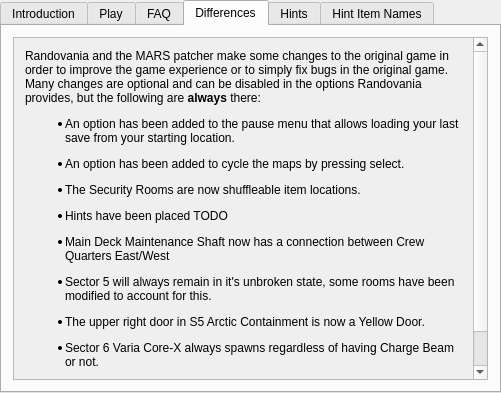
Above: randovania/gui/ui_files/games_tab_fusion_widget.ui from randovania/randovania before the change. Below: the same form after it.
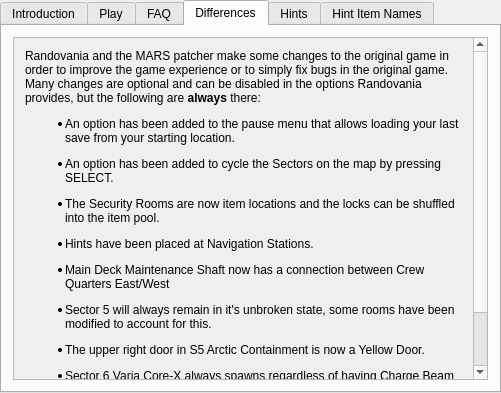
That is the form after the change. The open tabs and pages were chosen to show the change. Custom widgets are drawn as their Qt base class.

```diff
--- a/randovania/gui/ui_files/games_tab_fusion_widget.ui
+++ b/randovania/gui/ui_files/games_tab_fusion_widget.ui
@@ -133,14 +133,14 @@
          <x>0</x>
          <y>0</y>
          <width>463</width>
-         <height>414</height>
+         <height>446</height>
         </rect>
        </property>
        <layout class="QVBoxLayout" name="verticalLayout">
         <item>
          <widget class="QLabel" name="differences_label">
           <property name="text">
-           <string>&lt;html&gt;&lt;head/&gt;&lt;body&gt;&lt;p&gt;Randovania and the MARS patcher make some changes to the original game in order to improve the game experience or to simply fix bugs in the original game.&lt;br/&gt;Many changes are optional and can be disabled in the options Randovania provides, but the following are &lt;span style=&quot; font-weight:600;&quot;&gt;always&lt;/span&gt; there:&lt;/p&gt;&lt;ul style=&quot;margin-top: 0px; margin-bottom: 0px; margin-left: 0px; margin-right: 0px; -qt-list-indent: 1;&quot;&gt;&lt;li style=&quot; margin-top:12px; margin-bottom:0px; margin-left:0px; margin-right:0px; -qt-block-indent:0; text-indent:0px;&quot;&gt;An option has been added to the pause menu that allows loading your last save from your starting location.&lt;/li&gt;&lt;li style=&quot; margin-top:12px; margin-bottom:12px; margin-left:0px; margin-right:0px; -qt-block-indent:0; text-indent:0px;&quot;&gt;An option has been added to cycle the maps by pressing select.&lt;/li&gt;&lt;/ul&gt;&lt;ul style=&quot;margin-top: 0px; margin-bottom: 0px; margin-left: 0px; margin-right: 0px; -qt-list-indent: 1;&quot;&gt;&lt;li style=&quot; margin-top:12px; margin-bottom:12px; margin-left:0px; margin-right:0px; -qt-block-indent:0; text-indent:0px;&quot;&gt;The Security Rooms are now shuffleable item locations.&lt;/li&gt;&lt;li style=&quot; margin-top:12px; margin-bottom:0px; margin-left:0px; margin-right:0px; -qt-block-indent:0; text-indent:0px;&quot;&gt;Hints have been placed TODO&lt;/li&gt;&lt;li style=&quot; margin-top:12px; margin-bottom:0px; margin-left:0px; margin-right:0px; -qt-block-indent:0; text-indent:0px;&quot;&gt;Main Deck Maintenance Shaft now has a connection between Crew Quarters East/West&lt;/li&gt;&lt;ul style=&quot;margin-top: 0px; margin-bottom: 0px; margin-left: 0px; margin-right: 0px; -qt-list-indent: 1;&quot;&gt;&lt;li style=&quot; margin-top:12px; margin-bottom:12px; margin-left:0px; margin-right:0px; -qt-block-indent:0; text-indent:0px;&quot;&gt;Sector 5 will always remain in it's unbroken state, some rooms have been modified to account for this.&lt;/li&gt;&lt;/ul&gt;&lt;li style=&quot; margin-top:12px; margin-bottom:12px; margin-left:0px; margin-right:0px; -qt-block-indent:0; text-indent:0px;&quot;&gt;The upper right door in S5 Arctic Containment is now a Yellow Door.&lt;/li&gt;&lt;li style=&quot; margin-top:12px; margin-bottom:0px; margin-left:0px; margin-right:0px; -qt-block-indent:0; text-indent:0px;&quot;&gt;Sector 6 Varia Core-X always spawns regardless of having Charge Beam or not.&lt;/li&gt;&lt;/ul&gt;&lt;p&gt;&lt;br/&gt;&lt;/p&gt;&lt;/body&gt;&lt;/html&gt;</string>
+           <string>&lt;html&gt;&lt;head/&gt;&lt;body&gt;&lt;p&gt;Randovania and the MARS patcher make some changes to the original game in order to improve the game experience or to simply fix bugs in the original game.&lt;br/&gt;Many changes are optional and can be disabled in the options Randovania provides, but the following are &lt;span style=&quot; font-weight:600;&quot;&gt;always&lt;/span&gt; there:&lt;/p&gt;&lt;ul style=&quot;margin-top: 0px; margin-bottom: 0px; margin-left: 0px; margin-right: 0px; -qt-list-indent: 1;&quot;&gt;&lt;li style=&quot; margin-top:12px; margin-bottom:0px; margin-left:0px; margin-right:0px; -qt-block-indent:0; text-indent:0px;&quot;&gt;An option has been added to the pause menu that allows loading your last save from your starting location.&lt;/li&gt;&lt;li style=&quot; margin-top:12px; margin-bottom:12px; margin-left:0px; margin-right:0px; -qt-block-indent:0; text-indent:0px;&quot;&gt;An option has been added to cycle the Sectors on the map by pressing SELECT.&lt;/li&gt;&lt;/ul&gt;&lt;ul style=&quot;margin-top: 0px; margin-bottom: 0px; margin-left: 0px; margin-right: 0px; -qt-list-indent: 1;&quot;&gt;&lt;li style=&quot; margin-top:12px; margin-bottom:12px; margin-left:0px; margin-right:0px; -qt-block-indent:0; text-indent:0px;&quot;&gt;The Security Rooms are now item locations and the locks can be shuffled into the item pool.&lt;/li&gt;&lt;li style=&quot; margin-top:12px; margin-bottom:0px; margin-left:0px; margin-right:0px; -qt-block-indent:0; text-indent:0px;&quot;&gt;Hints have been placed at Navigation Stations.&lt;/li&gt;&lt;li style=&quot; margin-top:12px; margin-bottom:0px; margin-left:0px; margin-right:0px; -qt-block-indent:0; text-indent:0px;&quot;&gt;Main Deck Maintenance Shaft now has a connection between Crew Quarters East/West&lt;/li&gt;&lt;ul style=&quot;margin-top: 0px; margin-bottom: 0px; margin-left: 0px; margin-right: 0px; -qt-list-indent: 1;&quot;&gt;&lt;li style=&quot; margin-top:12px; margin-bottom:12px; margin-left:0px; margin-right:0px; -qt-block-indent:0; text-indent:0px;&quot;&gt;Sector 5 will always remain in it's unbroken state, some rooms have been modified to account for this.&lt;/li&gt;&lt;/ul&gt;&lt;li style=&quot; margin-top:12px; margin-bottom:12px; margin-left:0px; margin-right:0px; -qt-block-indent:0; text-indent:0px;&quot;&gt;The upper right door in S5 Arctic Containment is now a Yellow Door.&lt;/li&gt;&lt;li style=&quot; margin-top:12px; margin-bottom:0px; margin-left:0px; margin-right:0px; -qt-block-indent:0; text-indent:0px;&quot;&gt;Sector 6 Varia Core-X always spawns regardless of having Charge Beam or not.&lt;/li&gt;&lt;/ul&gt;&lt;p&gt;&lt;br/&gt;&lt;/p&gt;&lt;/body&gt;&lt;/html&gt;</string>
           </property>
           <property name="alignment">
            <set>Qt::AlignLeading|Qt::AlignLeft|Qt::AlignVCenter</set>
```
Left out of the diff: 4 changed lines with no effect on the pictures.
